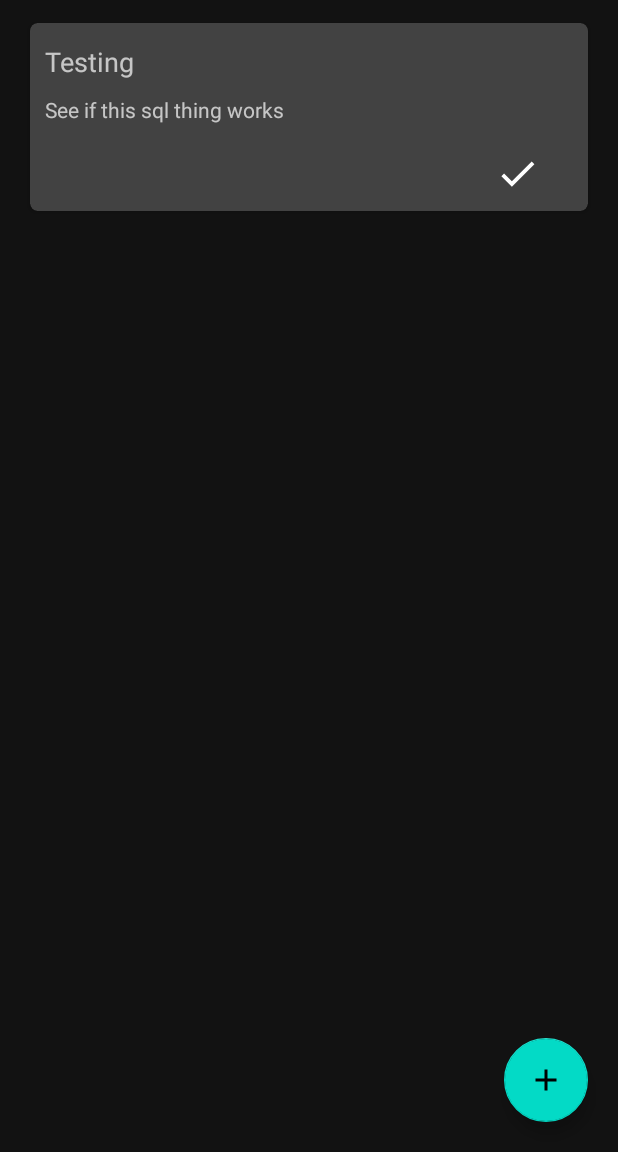
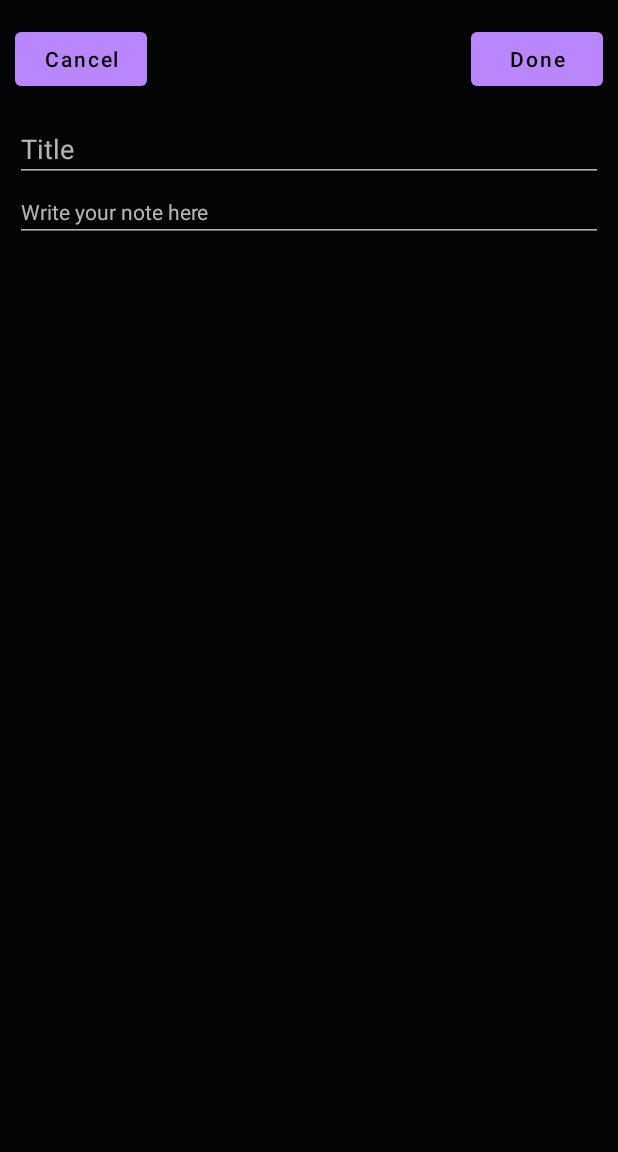
Before and after one commit to zahidyew/notepad, an Android app: the screen it shows after launch (MainActivity), after a tap on an icon or button, on a phone screen of 412 x 824 dp, the part 84-1236 px from its top. Run offline under Robolectric (Android 15) with nearby library versions, the phone set to English and light mode, and no system bars; our stand-ins replace Room's generated code.

Commit message:
add functionality to write notes

```diff
--- a/app/src/main/java/com/example/notepad/MainActivity.java
+++ b/app/src/main/java/com/example/notepad/MainActivity.java
@@ -2,6 +2,7 @@ package com.example.notepad;
 
 import androidx.appcompat.app.AppCompatActivity;
 import androidx.appcompat.app.AppCompatDelegate;
+import androidx.constraintlayout.widget.ConstraintLayout;
 import androidx.recyclerview.widget.DefaultItemAnimator;
 import androidx.recyclerview.widget.GridLayoutManager;
 import androidx.recyclerview.widget.RecyclerView;
@@ -10,6 +11,10 @@ import androidx.room.Room;
 import android.content.Intent;
 import android.database.sqlite.SQLiteConstraintException;
 import android.os.Bundle;
+import android.view.LayoutInflater;
+import android.view.View;
+import android.widget.Button;
+import android.widget.EditText;
 import android.widget.Toast;
 
 import com.example.notepad.db.AppDatabase;
@@ -20,16 +25,21 @@ import java.util.ArrayList;
 import java.util.List;
 
 public class MainActivity extends AppCompatActivity {
+    private ConstraintLayout mainLayout;
     private NoteDAO noteDAO;
     private NoteAdapter adapter;
+    private FloatingActionButton floatingActionButton;
 
     @Override
     protected void onCreate(Bundle savedInstanceState) {
         super.onCreate(savedInstanceState);
         setContentView(R.layout.activity_main);
         getSupportActionBar().setTitle("Notepad");
+        //setRequestedOrientation(ActivityInfo.SCREEN_ORIENTATION_PORTRAIT);
 
         AppCompatDelegate.setDefaultNightMode(AppCompatDelegate.MODE_NIGHT_YES);
+
+        mainLayout = findViewById(R.id.main_activity);
 
         noteDAO = Room.databaseBuilder(this, AppDatabase.class, "db-notes")
                 .allowMainThreadQueries()
@@ -45,7 +55,7 @@ public class MainActivity extends AppCompatActivity {
         recyclerView.setItemAnimator(new DefaultItemAnimator());
         recyclerView.setAdapter(adapter);
 
-        FloatingActionButton floatingActionButton = findViewById(R.id.floating_btn);
+        floatingActionButton = findViewById(R.id.floating_btn);
         floatingActionButton.setOnClickListener(view -> {
             //Toast.makeText(this, "Add new note", Toast.LENGTH_SHORT).show();
             addNewNote();
@@ -55,11 +65,40 @@ public class MainActivity extends AppCompatActivity {
     }
 
     private void addNewNote() {
-        int requestCode = 1;
-        //Intent intent = new Intent(this, MakeNotePage.class);
-        //startActivityForResult(intent, requestCode);
+        floatingActionButton.hide();
 
-        Note item = new Note();
+        LayoutInflater inflater = getLayoutInflater();
+        View makeNotePage = inflater.inflate(R.layout.make_note_page, mainLayout, false);
+        mainLayout.addView(makeNotePage);
+
+        Button cancelBtn = makeNotePage.findViewById(R.id.cancel_button);
+        Button doneBtn = makeNotePage.findViewById(R.id.button);
+        EditText writtenTitle = makeNotePage.findViewById(R.id.title);
+        EditText writtenNote = makeNotePage.findViewById(R.id.note);
+
+        doneBtn.setOnClickListener(v -> {
+            mainLayout.removeView(makeNotePage);
+
+            Note item = new Note();
+            item.setTitle(writtenTitle.getText().toString());
+            item.setNote(writtenNote.getText().toString());
+
+            try{
+                noteDAO.insert(item);
+                setResult(RESULT_OK);
+            } catch (SQLiteConstraintException e) {
+                Toast.makeText(this, "Some error occurs while inserting data.", Toast.LENGTH_SHORT).show();
+            }
+
+            floatingActionButton.show();
+            loadNotes();
+        });
+
+        cancelBtn.setOnClickListener(v -> {
+            mainLayout.removeView(makeNotePage);
+            floatingActionButton.show();
+        });
+        /*Note item = new Note();
         item.setTitle("Testing");
         item.setNote("See if this sql thing works");
 
@@ -68,9 +107,9 @@ public class MainActivity extends AppCompatActivity {
             setResult(RESULT_OK);
         } catch (SQLiteConstraintException e) {
             Toast.makeText(this, "Some error occurs while inserting data.", Toast.LENGTH_SHORT).show();
-        }
+        }*/
 
-        loadNotes();
+        //loadNotes();
     }
 
     private void loadNotes() {
--- a/app/src/main/res/layout/activity_main.xml
+++ b/app/src/main/res/layout/activity_main.xml
@@ -5,6 +5,7 @@
     xmlns:tools="http://schemas.android.com/tools"
     android:layout_width="match_parent"
     android:layout_height="match_parent"
+    android:id="@+id/main_activity"
     tools:context=".MainActivity">
 
     <androidx.recyclerview.widget.RecyclerView
--- a/app/src/main/res/layout/cards.xml
+++ b/app/src/main/res/layout/cards.xml
@@ -59,29 +59,3 @@
         </RelativeLayout>
     </androidx.cardview.widget.CardView>
 </RelativeLayout>
-
-
-<!--
-<EditText
-android:layout_width="match_parent"
-android:layout_height="wrap_content"
-app:layout_constraintTop_toTopOf="parent"
-app:layout_constraintRight_toRightOf="parent"
-android:id="@+id/title"
-android:layout_marginTop="13dp"
-android:layout_marginStart="10dp"
-android:layout_marginEnd="10dp"
-android:paddingBottom="10dp"
-android:textSize="18dp"
-android:hint="Title"/>
-
-<EditText
-android:layout_width="match_parent"
-android:layout_height="wrap_content"
-app:layout_constraintTop_toBottomOf="@id/title"
-app:layout_constraintRight_toRightOf="parent"
-android:id="@+id/note"
-android:layout_marginStart="10dp"
-android:layout_marginEnd="10dp"
-android:textSize="14dp"
-android:hint="Write your note here"/>-->
--- /dev/null
+++ b/app/src/main/res/layout/make_note_page.xml
@@ -0,0 +1,55 @@
+<?xml version="1.0" encoding="utf-8"?>
+<androidx.constraintlayout.widget.ConstraintLayout
+    xmlns:android="http://schemas.android.com/apk/res/android"
+    xmlns:app="http://schemas.android.com/apk/res-auto"
+    android:layout_width="match_parent"
+    android:layout_height="match_parent"
+    android:background="#CC000000">
+
+    <Button
+        android:layout_width="wrap_content"
+        android:layout_height="wrap_content"
+        app:layout_constraintTop_toTopOf="parent"
+        app:layout_constraintLeft_toLeftOf="parent"
+        android:layout_marginTop="15dp"
+        android:layout_marginStart="10dp"
+        android:id="@+id/cancel_button"
+        android:text="Cancel"
+        android:textAllCaps="false"/>
+
+    <Button
+        android:layout_width="wrap_content"
+        android:layout_height="wrap_content"
+        app:layout_constraintTop_toTopOf="parent"
+        app:layout_constraintRight_toRightOf="parent"
+        android:layout_marginTop="15dp"
+        android:layout_marginEnd="10dp"
+        android:id="@+id/button"
+        android:text="Done"
+        android:textAllCaps="false"/>
+
+    <EditText
+        android:layout_width="match_parent"
+        android:layout_height="wrap_content"
+        app:layout_constraintTop_toBottomOf="@+id/button"
+        app:layout_constraintRight_toRightOf="parent"
+        android:id="@+id/title"
+        android:layout_marginTop="13dp"
+        android:layout_marginStart="10dp"
+        android:layout_marginEnd="10dp"
+        android:paddingBottom="10dp"
+        android:textSize="18dp"
+        android:hint="Title"/>
+
+    <EditText
+        android:layout_width="match_parent"
+        android:layout_height="wrap_content"
+        app:layout_constraintTop_toBottomOf="@id/title"
+        app:layout_constraintRight_toRightOf="parent"
+        android:id="@+id/note"
+        android:layout_marginStart="10dp"
+        android:layout_marginEnd="10dp"
+        android:textSize="14dp"
+        android:hint="Write your note here"/>
+
+</androidx.constraintlayout.widget.ConstraintLayout>
```
